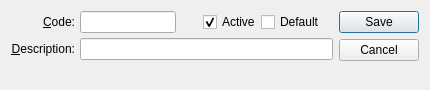
This is guiclient/saleType.ui in discountscott/qt-client as Qt 5 draws it before an edit. The edited form follows.
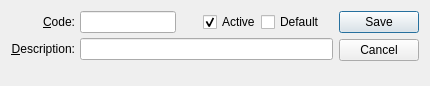
This is the edited form. Custom widgets are drawn as their Qt base class.

What changed in the file:
```diff
--- a/guiclient/saleType.ui
+++ b/guiclient/saleType.ui
@@ -14,7 +14,7 @@
     <x>0</x>
     <y>0</y>
     <width>430</width>
-    <height>90</height>
+    <height>86</height>
    </rect>
   </property>
   <property name="windowTitle">
```
